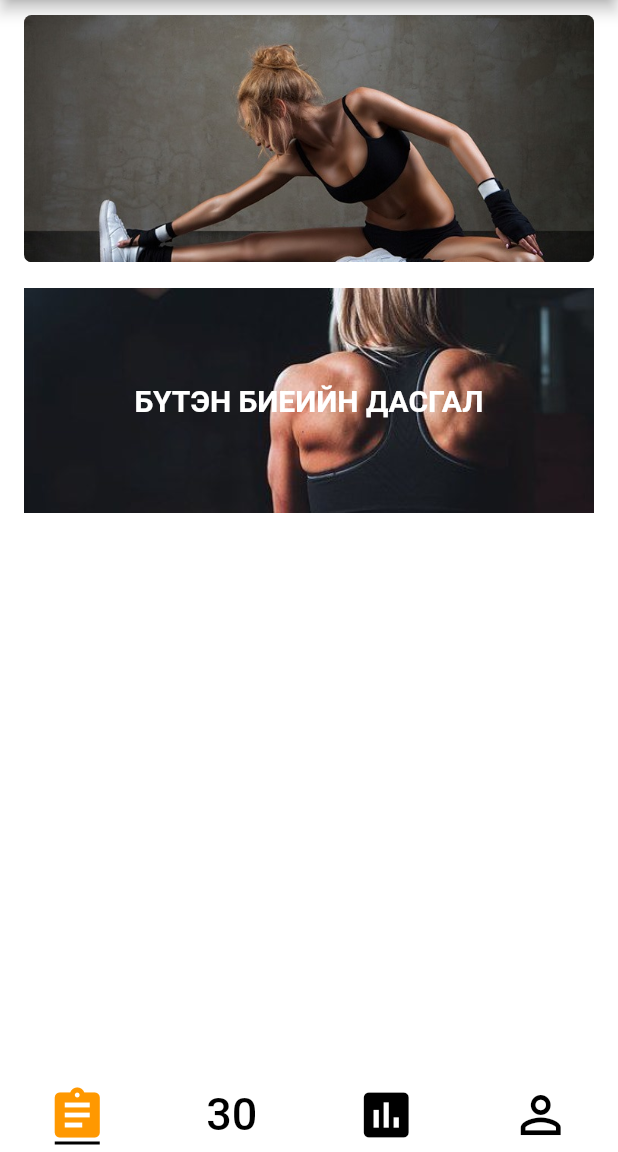
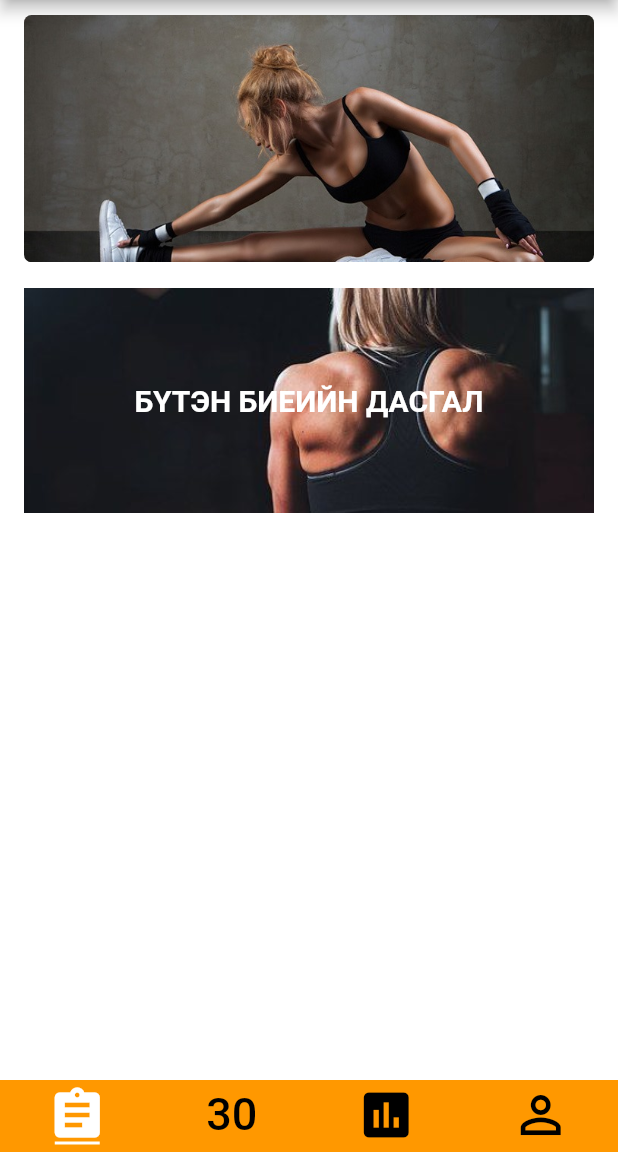
Before and after one commit to tedbog/Workout, a Flutter app: the screen it shows after launch, on a phone screen of 412 x 824 dp, the part 84-1236 px from its top. Run offline on Flutter 3.47's test engine with Material 2 defaults, Android fonts, the light colour scheme and no system bars; missing offline and left inert: flutter_sequence_animation.

Commit message:
tab color

```diff
--- a/lib/main.dart
+++ b/lib/main.dart
@@ -35,11 +35,12 @@ class _MyHomePageState extends State<MyHomePage> {
     return DefaultTabController(
       length: 4,
       child: Scaffold(
+
         appBar: AppBar(
            backgroundColor: Colors.orange,
            title: Text('30 ӨДРИЙН ФИТНЕСС'),
         ),
-        backgroundColor: Colors.white,
+        backgroundColor: Colors.orange,
         body: TabBarView(
           controller: _tabBarViewController,
           children: [
@@ -64,11 +65,11 @@ class _MyHomePageState extends State<MyHomePage> {
               icon: new Icon(Icons.perm_identity,size: 40,),
             )
           ],
-          labelColor: Colors.orange,
+          labelColor: Colors.white,
           unselectedLabelColor: Colors.black,
           indicatorSize: TabBarIndicatorSize.label,
           indicatorPadding: EdgeInsets.all(5.0),
-          indicatorColor: Colors.black,
+          indicatorColor: Colors.white,
         ),
       ),
     );
```
